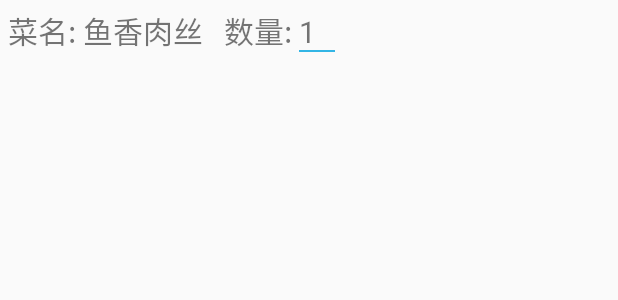
After one commit to lianfei/dinner, an Android app: the layout item_speech_goods_layout.xml on its own in the app's theme, with its tools: preview values and no code run, on a phone screen of 412 x 824 dp. The commit adds this screen. Shown: the top 300 px of the screen. Run offline under Robolectric (Android 15) with nearby library versions, the phone set to English and light mode, and no system bars.

Commit message:
局部修改

```diff
--- a/app/src/main/AndroidManifest.xml
+++ b/app/src/main/AndroidManifest.xml
@@ -12,12 +12,13 @@
         <activity android:name=".MainActivity" >
             <intent-filter>
                 <action android:name="android.intent.action.MAIN" />
-
                 <category android:name="android.intent.category.LAUNCHER" />
             </intent-filter>
         </activity>
         <activity android:name="com.lianfei.dinner.DinnerFoodListActivity"></activity>
         <activity android:name="com.lianfei.dinner.DinnerAccountActivity"></activity>
+        <activity android:name="com.lianfei.dinner.DinnerSpeechActivity"></activity>
+        <activity android:name="com.lianfei.speech.setting.IatSettings"></activity>
     </application>
 
     <uses-permission android:name="android.permission.WRITE_EXTERNAL_STORAGE"/>
--- a/app/src/main/res/layout/dinner_speech_layout.xml
+++ b/app/src/main/res/layout/dinner_speech_layout.xml
@@ -59,13 +59,14 @@
         android:gravity="top|left"
         android:paddingBottom="20dp"
         android:textSize="20sp"
+        android:scrollbars="vertical"
         />
 
     <Button
         android:id="@+id/iat_recognize"
         android:layout_width="match_parent"
         android:layout_height="wrap_content"
-        android:text="开始"
+        android:text="长按点菜"
         android:textSize="20sp"
         />
 
--- /dev/null
+++ b/app/src/main/res/layout/item_speech_goods_layout.xml
@@ -0,0 +1,24 @@
+<?xml version="1.0" encoding="utf-8"?>
+<LinearLayout xmlns:android="http://schemas.android.com/apk/res/android"
+    android:orientation="horizontal"
+    android:layout_width="match_parent"
+    android:layout_height="match_parent"
+    android:padding="5dp">
+
+    <TextView
+        android:layout_height="wrap_content"
+        android:layout_width="wrap_content"
+        android:id="@+id/item_speech_food"
+        android:textSize="20sp"
+        android:text="菜名: 鱼香肉丝   数量: "
+        />
+    <TextView
+        android:layout_height="wrap_content"
+        android:layout_width="wrap_content"
+        android:id="@+id/item_speech_food_number"
+        android:textSize="20sp"
+        android:text="1"
+        android:background="@mipmap/i5_9"
+        />
+
+</LinearLayout>
```
Also changed, not shown: app/src/main/java/com/lianfei/dinner/DinnerCarte.java (+54 -0 lines), app/src/main/java/com/lianfei/dinner/DinnerSpeechActivity.java (+142 -1 lines), app/src/main/res/mipmap-xhdpi/i5_9.png (added).
